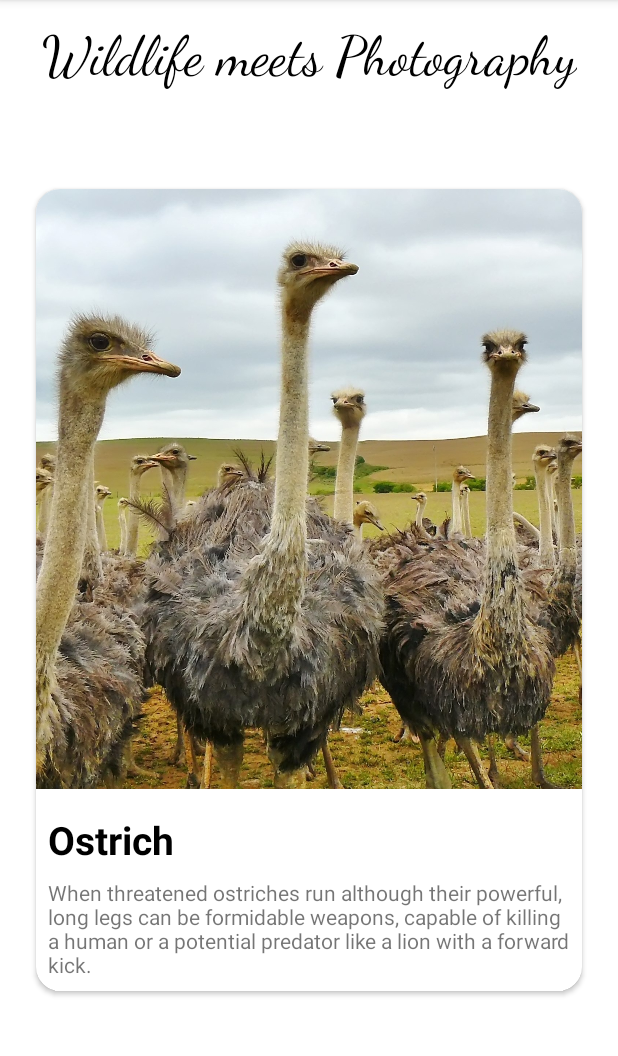
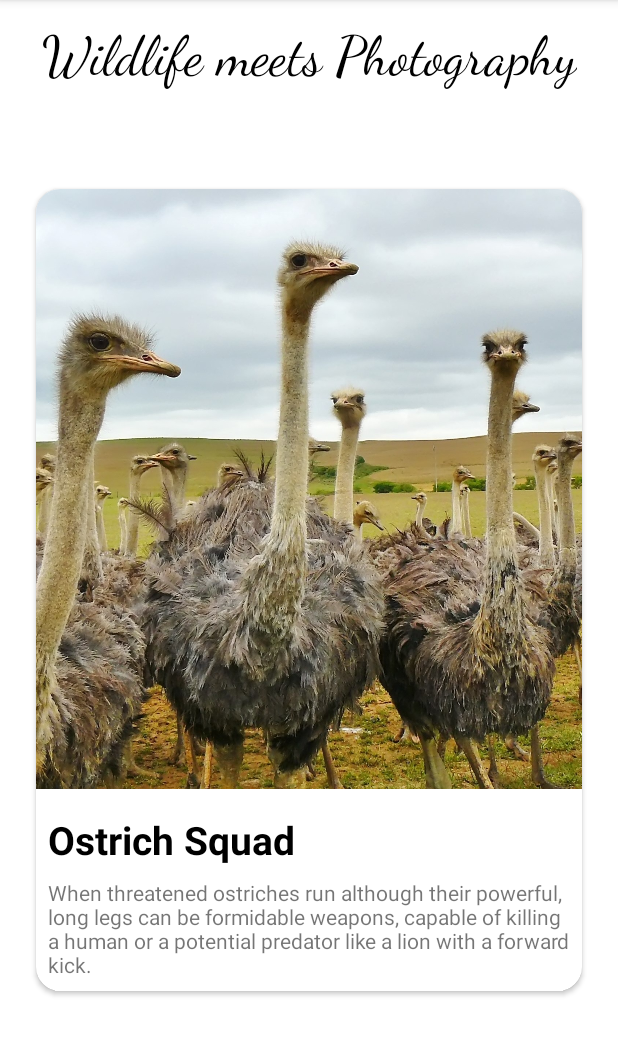
Before and after one commit to dmbuthia/ViewpagerImageScroll, an Android app: the screen it shows after launch (MainActivity), on a phone screen of 412 x 824 dp, the part 84-1140 px from its top. Run offline under Robolectric (Android 15) with nearby library versions, the phone set to English and light mode, and no system bars.

Commit message:
Initial Commit

```diff
--- a/app/src/main/java/com/schedule2/viewpagerimagescroll/MainActivity.java
+++ b/app/src/main/java/com/schedule2/viewpagerimagescroll/MainActivity.java
@@ -20,7 +20,7 @@ public class MainActivity extends AppCompatActivity {
 
         viewPager2 = findViewById((R.id.viewpager));
         int[] images = {R.drawable.a,R.drawable.b,R.drawable.c,R.drawable.d,R.drawable.e,R.drawable.f,R.drawable.g};
-        String[] heading = {"Ostrich","Tiger","Gazelle","Monkey","Kung fu Panda","Chameleon","Giraffe","Squirrel"};
+        String[] heading = {"Ostrich Squad","Tigger","Fast Gazelle","Monkey D Luffy","Kung fu Panda","Chamellionaire","Tall Giraffe","Nimble Squirrel"};
         String[] desc = {getString(R.string.a_desc),
                 getString(R.string.b_desc),
                 getString(R.string.c_desc),
```
